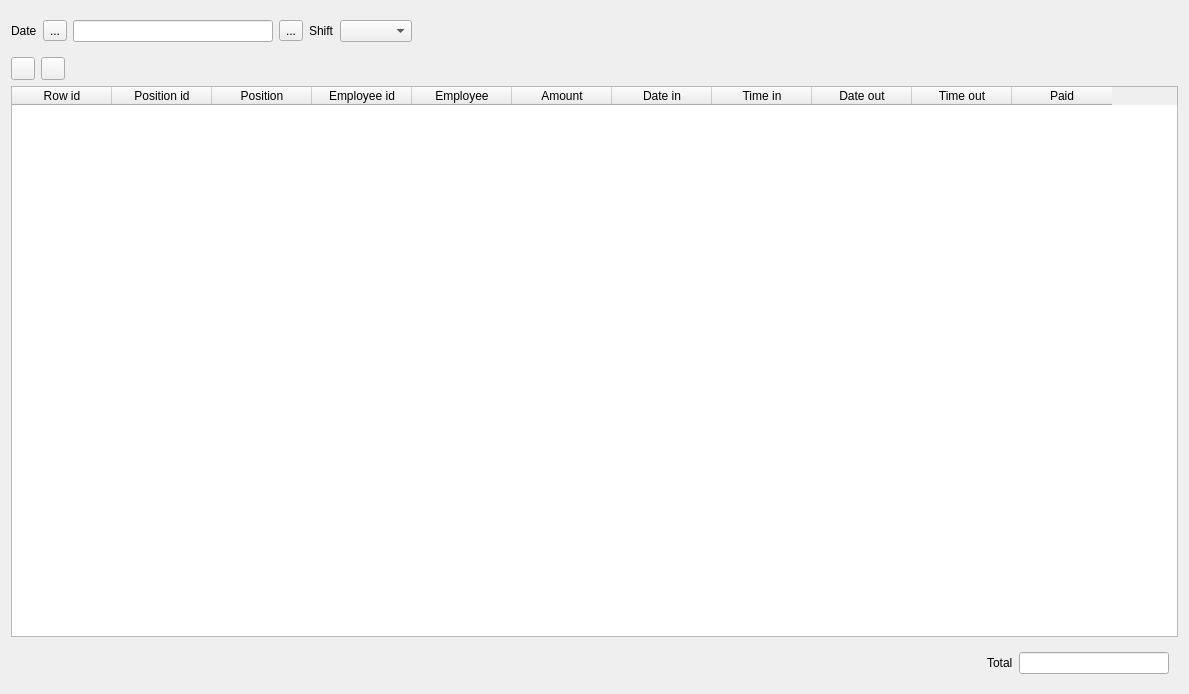
Above: Forms/c5salarydoc.ui from End1-1/Cafe5 before the change. Below: the same form after it.
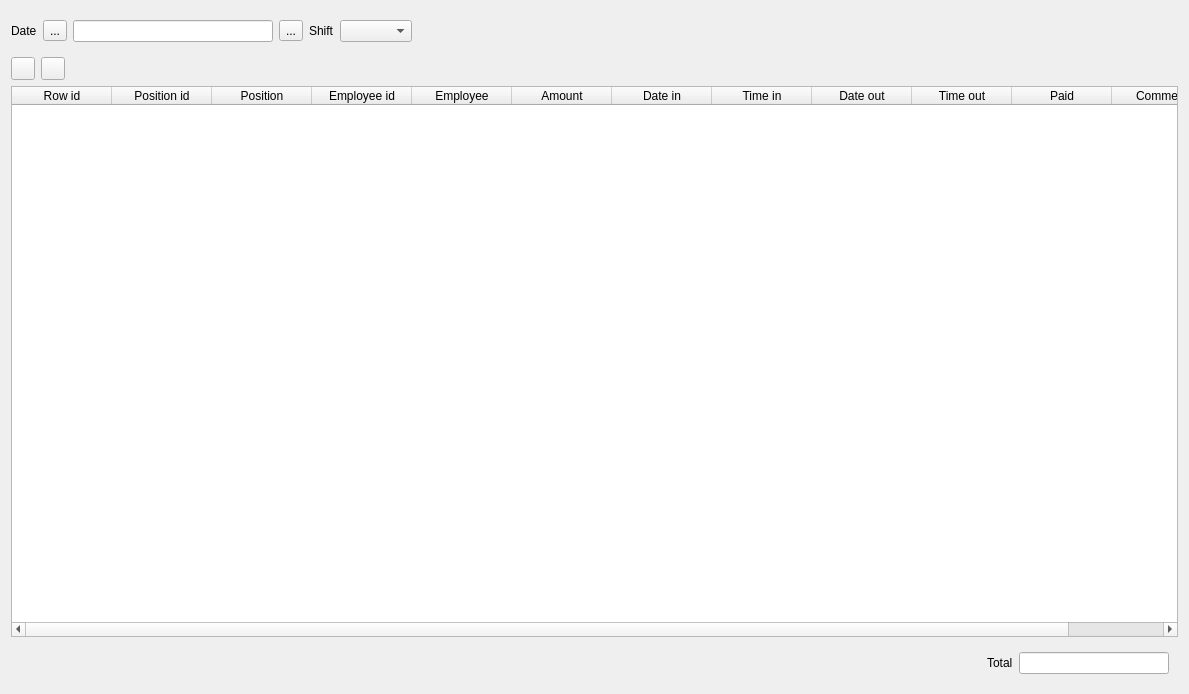
That is the form after the change. Icons and pictures are not drawn. Custom widgets are drawn as their Qt base class.

What changed in the file:
```diff
--- a/Forms/c5salarydoc.ui
+++ b/Forms/c5salarydoc.ui
@@ -207,6 +207,11 @@
        <string>Paid</string>
       </property>
      </column>
+     <column>
+      <property name="text">
+       <string>Comment</string>
+      </property>
+     </column>
     </widget>
    </item>
    <item>
```
Left out of the diff: 12 changed lines with no effect on the pictures.
